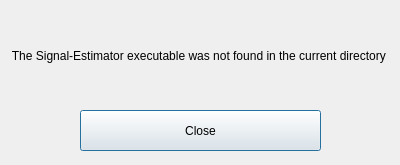
Above: src/gui/NotFoundDialog.ui from gavv/signal-estimator before the change. Below: the same form after it.
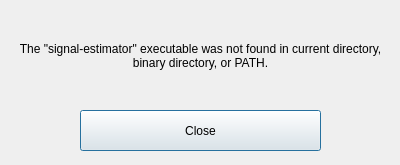
That is the form after the change.

Commit message:
Improve "signal-estimator" executable search
In addtion to current directory, also search for the executable in the
same directory where GUI binary is located, and in PATH.

The edit to the form file:
```diff
--- a/src/gui/NotFoundDialog.ui
+++ b/src/gui/NotFoundDialog.ui
@@ -36,7 +36,7 @@
     </rect>
    </property>
    <property name="text">
-    <string>The Signal-Estimator executable was not found in the current directory </string>
+    <string>The "signal-estimator" executable was not found in current directory, binary directory, or PATH.</string>
    </property>
    <property name="alignment">
     <set>Qt::AlignCenter</set>
```
The commit also changes 3 other files.
